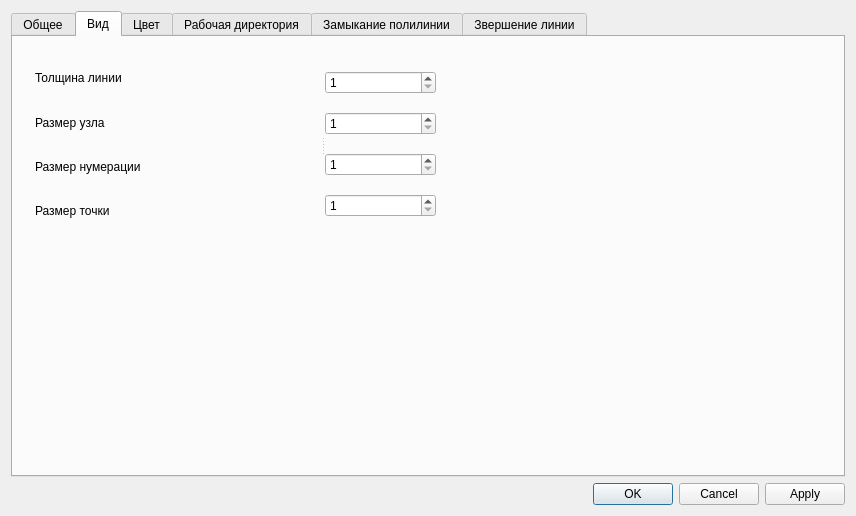
This is src/qlabelme/widgets/settings.ui in mariekarelina/QLabelMe as Qt 5 draws it before an edit. The edited form follows.
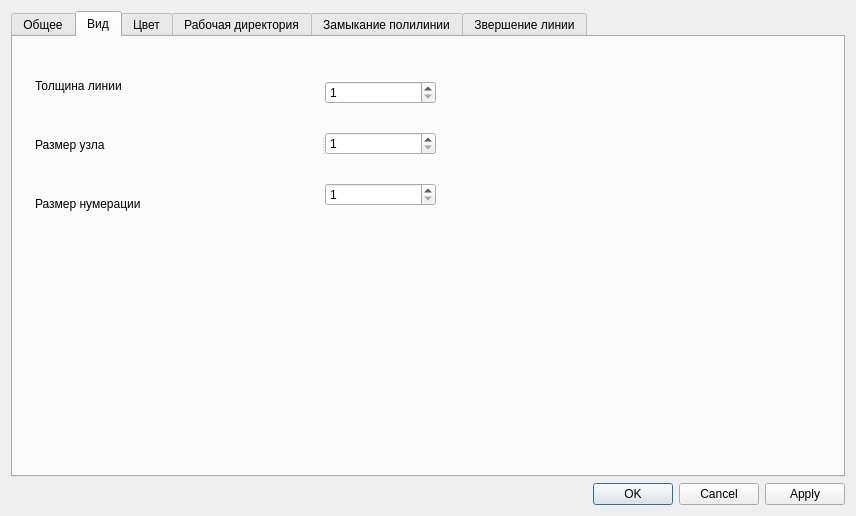
This is the edited form.

What changed in the file:
```diff
--- a/src/qlabelme/widgets/settings.ui
+++ b/src/qlabelme/widgets/settings.ui
@@ -78,13 +78,6 @@
            </property>
           </widget>
          </item>
-         <item>
-          <widget class="QLabel" name="poinrSize">
-           <property name="text">
-            <string>Размер точки</string>
-           </property>
-          </widget>
-         </item>
         </layout>
        </widget>
        <widget class="QWidget" name="layoutWidget2">
@@ -119,16 +112,6 @@
            </property>
           </widget>
          </item>
-         <item>
-          <widget class="QSpinBox" name="spinPointSize">
-           <property name="minimum">
-            <number>1</number>
-           </property>
-           <property name="maximum">
-            <number>50</number>
-           </property>
-          </widget>
-         </item>
         </layout>
        </widget>
       </widget>
```
